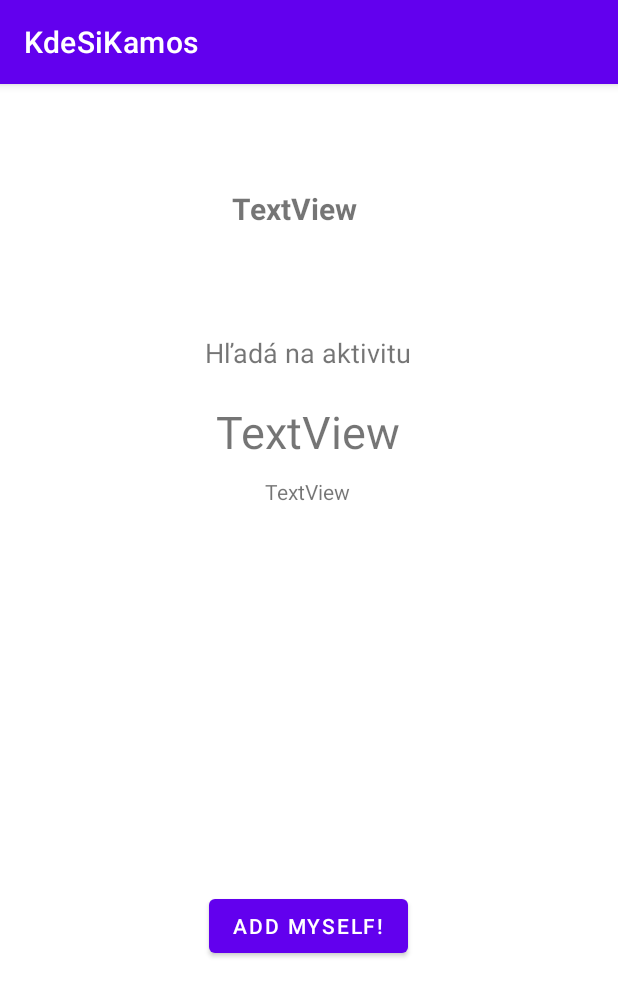
After one commit to TomasBerezny/mtaaProjekt, an Android app: the ActivityActivity screen opened directly, with no data from a screen before it, on a phone screen of 412 x 824 dp. The commit adds this screen. Shown: the top 997 px of the screen. Run offline under Robolectric (Android 15) with nearby library versions, the phone set to English and light mode, and no system bars; pictures from the network do not load; 5 statements that could not run were skipped.

Commit message:
on click home

```diff
--- a/android/app/src/main/AndroidManifest.xml
+++ b/android/app/src/main/AndroidManifest.xml
@@ -12,6 +12,9 @@
         android:supportsRtl="true"
         android:theme="@style/Theme.KdeSiKamos"
         android:usesCleartextTraffic="true">
+        <activity
+            android:name=".ui.home.ActivityActivity"
+            android:exported="false" />
         <activity
             android:name=".ui.profile.SettingsActivity"
             android:exported="false" />
--- /dev/null
+++ b/android/app/src/main/java/com/example/kdesikamos/ui/home/ActivityActivity.kt
@@ -0,0 +1,48 @@
+package com.example.kdesikamos.ui.home
+
+import androidx.appcompat.app.AppCompatActivity
+import android.os.Bundle
+import android.widget.Button
+import android.widget.EditText
+import android.widget.ImageView
+import android.widget.TextView
+import com.bumptech.glide.Glide
+import com.example.kdesikamos.DbApi
+import com.example.kdesikamos.R
+
+class ActivityActivity : AppCompatActivity() {
+
+    private lateinit var tvUsername : TextView
+    private lateinit var tvActivity : TextView
+    private lateinit var tvDescription : TextView
+    private lateinit var ivProfilePic: ImageView
+
+    private val baseUrl = "http://10.0.2.2:8000/"
+    private lateinit var dbApi: DbApi
+
+    override fun onCreate(savedInstanceState: Bundle?) {
+        super.onCreate(savedInstanceState)
+        setContentView(R.layout.activity_activity)
+
+        tvUsername = findViewById(R.id.tvActivityUsername)
+        tvActivity = findViewById(R.id.tvActivityTitle)
+        tvDescription = findViewById(R.id.tvActivityDescription)
+        ivProfilePic = findViewById(R.id.ivActivityProfilePic)
+
+        setScreen()
+    }
+
+    private fun setScreen(){
+        val activity = HomeFragment.clickedActivity
+        tvUsername.setText(activity.username)
+        tvActivity.setText(activity.category_name)
+        tvDescription.setText(activity.description)
+
+        if(activity.profile_pic.isNotBlank()){
+            Glide.with(this).load(activity.profile_pic).into(ivProfilePic)
+        }
+
+
+
+    }
+}
--- a/android/app/src/main/java/com/example/kdesikamos/ui/home/HomeFragment.kt
+++ b/android/app/src/main/java/com/example/kdesikamos/ui/home/HomeFragment.kt
@@ -1,5 +1,6 @@
 package com.example.kdesikamos.ui.home
 
+import android.content.Intent
 import android.os.Bundle
 import android.util.Log
 import android.view.LayoutInflater
@@ -11,9 +12,11 @@ import androidx.lifecycle.ViewModelProvider
 import androidx.recyclerview.widget.LinearLayoutManager
 import androidx.recyclerview.widget.RecyclerView
 import com.example.kdesikamos.DbApi
+import com.example.kdesikamos.MainActivity
 import com.example.kdesikamos.adapters.RecyclerViewHome
 import com.example.kdesikamos.databinding.FragmentHomeBinding
 import com.example.kdesikamos.dto.ActivityDTO
+import com.example.kdesikamos.dto.UserDTO
 import retrofit2.Call
 import retrofit2.Callback
 import retrofit2.Response
@@ -22,6 +25,10 @@ import retrofit2.converter.gson.GsonConverterFactory
 
 
 class HomeFragment : Fragment() {
+
+    companion object{
+        lateinit var clickedActivity: ActivityDTO
+    }
 
     private var _binding: FragmentHomeBinding? = null
     private lateinit var recycler : RecyclerView
@@ -98,6 +105,16 @@ class HomeFragment : Fragment() {
 
         var adapter = RecyclerViewHome(this.context, list)
 
+        val clickListener : RecyclerViewHome.ItemClickListener = object: RecyclerViewHome.ItemClickListener {
+            override fun onItemClick(view: View?, position: Int) {
+                clickedActivity = list.get(position)
+                val intent = Intent(context, ActivityActivity::class.java)
+                startActivity(intent)
+            }
+
+        }
+
+        adapter.setClickListener(clickListener)
         binding.rvHome.adapter = adapter
     }
 }
--- /dev/null
+++ b/android/app/src/main/res/layout/activity_activity.xml
@@ -0,0 +1,88 @@
+<?xml version="1.0" encoding="utf-8"?>
+<androidx.constraintlayout.widget.ConstraintLayout xmlns:android="http://schemas.android.com/apk/res/android"
+    xmlns:app="http://schemas.android.com/apk/res-auto"
+    xmlns:tools="http://schemas.android.com/tools"
+    android:layout_width="match_parent"
+    android:layout_height="match_parent"
+    tools:context=".ui.home.ActivityActivity">
+
+    <TextView
+        android:id="@+id/tvActivityUsername"
+        android:layout_width="wrap_content"
+        android:layout_height="wrap_content"
+        android:text="TextView"
+        android:textSize="20sp"
+        android:textStyle="bold"
+        app:layout_constraintBottom_toBottomOf="parent"
+        app:layout_constraintEnd_toEndOf="parent"
+        app:layout_constraintHorizontal_bias="0.47"
+        app:layout_constraintStart_toStartOf="parent"
+        app:layout_constraintTop_toTopOf="parent"
+        app:layout_constraintVertical_bias="0.094" />
+
+    <ImageView
+        android:id="@+id/ivActivityProfilePic"
+        android:layout_width="100dp"
+        android:layout_height="wrap_content"
+        app:layout_constraintBottom_toBottomOf="parent"
+        app:layout_constraintEnd_toStartOf="@+id/tvActivityUsername"
+        app:layout_constraintHorizontal_bias="0.615"
+        app:layout_constraintStart_toStartOf="parent"
+        app:layout_constraintTop_toTopOf="parent"
+        app:layout_constraintVertical_bias="0.026"
+        tools:srcCompat="@tools:sample/avatars" />
+
+    <TextView
+        android:id="@+id/textView4"
+        android:layout_width="wrap_content"
+        android:layout_height="wrap_content"
+        android:layout_marginTop="70dp"
+        android:text="Hľadá na aktivitu"
+        android:textSize="18sp"
+        app:layout_constraintBottom_toBottomOf="parent"
+        app:layout_constraintEnd_toEndOf="parent"
+        app:layout_constraintHorizontal_bias="0.498"
+        app:layout_constraintStart_toStartOf="parent"
+        app:layout_constraintTop_toBottomOf="@+id/tvActivityUsername"
+        app:layout_constraintVertical_bias="0.0" />
+
+    <TextView
+        android:id="@+id/tvActivityTitle"
+        android:layout_width="wrap_content"
+        android:layout_height="wrap_content"
+        android:layout_marginTop="20dp"
+        android:text="TextView"
+        android:textSize="30sp"
+        app:layout_constraintBottom_toBottomOf="parent"
+        app:layout_constraintEnd_toEndOf="parent"
+        app:layout_constraintHorizontal_bias="0.498"
+        app:layout_constraintStart_toStartOf="parent"
+        app:layout_constraintTop_toBottomOf="@+id/textView4"
+        app:layout_constraintVertical_bias="0.0" />
+
+    <TextView
+        android:id="@+id/tvActivityDescription"
+        android:layout_width="wrap_content"
+        android:layout_height="wrap_content"
+        android:layout_marginTop="10dp"
+        android:text="TextView"
+        app:layout_constraintBottom_toBottomOf="parent"
+        app:layout_constraintEnd_toEndOf="parent"
+        app:layout_constraintHorizontal_bias="0.498"
+        app:layout_constraintStart_toStartOf="parent"
+        app:layout_constraintTop_toBottomOf="@+id/tvActivityTitle"
+        app:layout_constraintVertical_bias="0.0" />
+
+    <Button
+        android:id="@+id/btnActivityAddTo"
+        android:layout_width="wrap_content"
+        android:layout_height="wrap_content"
+        android:layout_marginTop="256dp"
+        android:text="Add myself!"
+        app:layout_constraintBottom_toBottomOf="parent"
+        app:layout_constraintEnd_toEndOf="parent"
+        app:layout_constraintHorizontal_bias="0.498"
+        app:layout_constraintStart_toStartOf="parent"
+        app:layout_constraintTop_toBottomOf="@+id/tvActivityDescription"
+        app:layout_constraintVertical_bias="0.0" />
+</androidx.constraintlayout.widget.ConstraintLayout>
```
